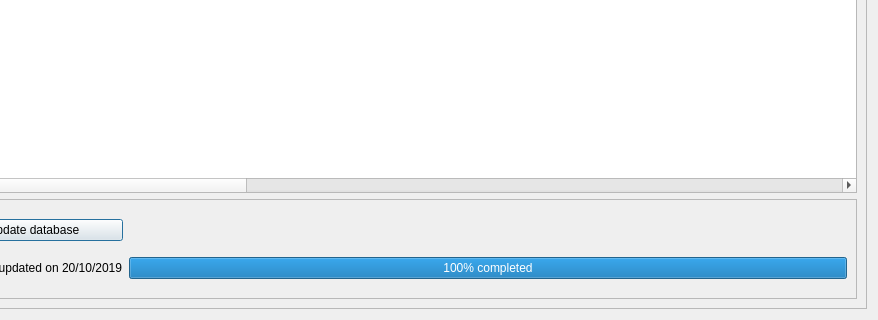
Before: the Qt Designer form src/main/python/views/anatel_dialog.ui in samuelterra22/Analysis-of-antenna-coverage, drawn with Qt 5; both pictures show x 87 to 965 and y 226 to 546 of the 965 by 546 pixel window.
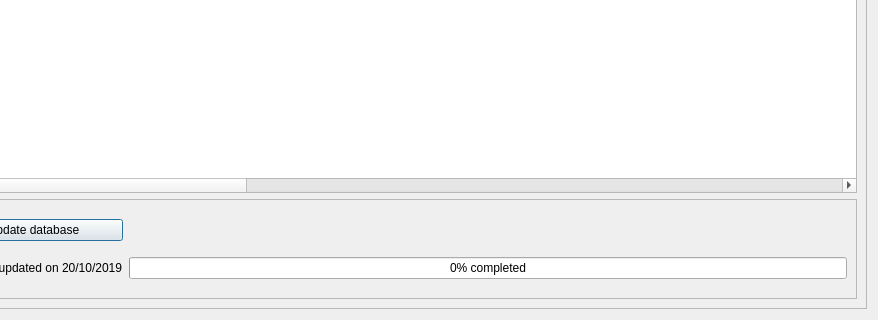
After: the same form once the commit is applied.

Commit message: Implement simple example for progress bar using threads

```diff
--- a/src/main/python/views/anatel_dialog.ui
+++ b/src/main/python/views/anatel_dialog.ui
@@ -229,7 +229,7 @@
          <item row="1" column="3">
           <widget class="QProgressBar" name="progress_bar_anatel">
            <property name="value">
-            <number>100</number>
+            <number>0</number>
            </property>
            <property name="format">
             <string>%p% completed</string>
```
The commit also changes 1 other file.
